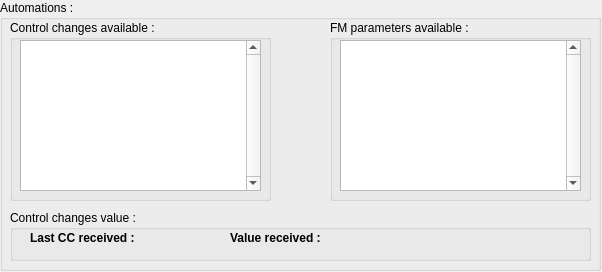
The window that interface/qautomation.ui (LasDesu/fb01editor) describes before a commit, drawn with Qt 5.
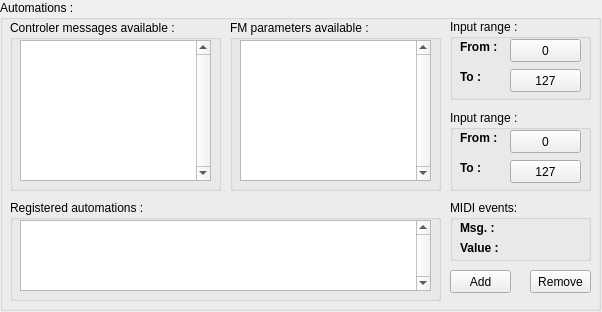
The same window after the commit. Custom widgets are drawn as their Qt base class.

Commit message: - Improving the automation system   (with input and output range and reverse feature)

What changed in the file:
```diff
--- a/interface/qautomation.ui
+++ b/interface/qautomation.ui
@@ -7,7 +7,7 @@
     <x>0</x>
     <y>0</y>
     <width>602</width>
-    <height>272</height>
+    <height>312</height>
    </rect>
   </property>
   <property name="windowTitle">
@@ -19,7 +19,7 @@
      <x>0</x>
      <y>0</y>
      <width>601</width>
-     <height>271</height>
+     <height>311</height>
     </rect>
    </property>
    <property name="title">
@@ -30,20 +30,20 @@
      <rect>
       <x>10</x>
       <y>20</y>
-      <width>261</width>
-      <height>181</height>
+      <width>211</width>
+      <height>171</height>
      </rect>
     </property>
     <property name="title">
-     <string>Control changes available :</string>
+     <string>Controler messages available :</string>
     </property>
     <widget class="QListWidget" name="listWidget_CCs">
      <property name="geometry">
       <rect>
        <x>10</x>
        <y>20</y>
-       <width>241</width>
-       <height>151</height>
+       <width>191</width>
+       <height>141</height>
       </rect>
      </property>
      <property name="verticalScrollBarPolicy">
@@ -60,10 +60,10 @@
    <widget class="QGroupBox" name="grpBox_parameters">
     <property name="geometry">
      <rect>
-      <x>330</x>
+      <x>230</x>
       <y>20</y>
-      <width>261</width>
-      <height>181</height>
+      <width>211</width>
+      <height>171</height>
      </rect>
     </property>
     <property name="title">
@@ -74,8 +74,8 @@
       <rect>
        <x>10</x>
        <y>20</y>
-       <width>241</width>
-       <height>151</height>
+       <width>191</width>
+       <height>141</height>
       </rect>
      </property>
      <property name="verticalScrollBarPolicy">
@@ -92,21 +92,21 @@
    <widget class="QGroupBox" name="grpBox_value">
     <property name="geometry">
      <rect>
-      <x>10</x>
-      <y>210</y>
-      <width>581</width>
-      <height>51</height>
+      <x>450</x>
+      <y>200</y>
+      <width>141</width>
+      <height>61</height>
      </rect>
     </property>
     <property name="title">
-     <string>Control changes value :</string>
+     <string>MIDI events:</string>
     </property>
     <widget class="QLabel" name="lbl_lastCC">
      <property name="geometry">
       <rect>
-       <x>20</x>
+       <x>10</x>
        <y>20</y>
-       <width>141</width>
+       <width>121</width>
        <height>16</height>
       </rect>
      </property>
@@ -117,15 +117,47 @@
       </font>
      </property>
      <property name="text">
-      <string>Last CC received :</string>
+      <string>Msg. :</string>
      </property>
     </widget>
     <widget class="QLabel" name="lbl_lastValue">
      <property name="geometry">
       <rect>
-       <x>220</x>
+       <x>10</x>
+       <y>40</y>
+       <width>121</width>
+       <height>16</height>
+      </rect>
+     </property>
+     <property name="font">
+      <font>
+       <weight>75</weight>
+       <bold>true</bold>
+      </font>
+     </property>
+     <property name="text">
+      <string>Value :</string>
+     </property>
+    </widget>
+   </widget>
+   <widget class="QGroupBox" name="grpBox_input">
+    <property name="geometry">
+     <rect>
+      <x>450</x>
+      <y>19</y>
+      <width>141</width>
+      <height>81</height>
+     </rect>
+    </property>
+    <property name="title">
+     <string>Input range :</string>
+    </property>
+    <widget class="QLabel" name="lbl_INFrom">
+     <property name="geometry">
+      <rect>
+       <x>10</x>
        <y>20</y>
-       <width>141</width>
+       <width>41</width>
        <height>16</height>
       </rect>
      </property>
@@ -136,12 +168,235 @@
       </font>
      </property>
      <property name="text">
-      <string>Value received :</string>
+      <string>From :</string>
      </property>
     </widget>
+    <widget class="QLabel" name="lbl_INTo">
+     <property name="geometry">
+      <rect>
+       <x>10</x>
+       <y>50</y>
+       <width>41</width>
+       <height>16</height>
+      </rect>
+     </property>
+     <property name="font">
+      <font>
+       <weight>75</weight>
+       <bold>true</bold>
+      </font>
+     </property>
+     <property name="text">
+      <string>To :</string>
+     </property>
+    </widget>
+    <widget class="QButton" name="but_INFrom">
+     <property name="geometry">
+      <rect>
+       <x>60</x>
+       <y>20</y>
+       <width>71</width>
+       <height>23</height>
+      </rect>
+     </property>
+     <property name="baseSize">
+      <size>
+       <width>0</width>
+       <height>127</height>
+      </size>
+     </property>
+     <property name="toolTip">
+      <string/>
+     </property>
+     <property name="text">
+      <string>0</string>
+     </property>
+    </widget>
+    <widget class="QButton" name="but_INTo">
+     <property name="geometry">
+      <rect>
+       <x>60</x>
+       <y>50</y>
+       <width>71</width>
+       <height>23</height>
+      </rect>
+     </property>
+     <property name="baseSize">
+      <size>
+       <width>0</width>
+       <height>127</height>
+      </size>
+     </property>
+     <property name="toolTip">
+      <string/>
+     </property>
+     <property name="text">
+      <string>127</string>
+     </property>
+    </widget>
+   </widget>
+   <widget class="QGroupBox" name="grpBox_output">
+    <property name="geometry">
+     <rect>
+      <x>450</x>
+      <y>110</y>
+      <width>141</width>
+      <height>81</height>
+     </rect>
+    </property>
+    <property name="title">
+     <string>Input range :</string>
+    </property>
+    <widget class="QLabel" name="lbl_OUTFrom">
+     <property name="geometry">
+      <rect>
+       <x>10</x>
+       <y>20</y>
+       <width>41</width>
+       <height>16</height>
+      </rect>
+     </property>
+     <property name="font">
+      <font>
+       <weight>75</weight>
+       <bold>true</bold>
+      </font>
+     </property>
+     <property name="text">
+      <string>From :</string>
+     </property>
+    </widget>
+    <widget class="QLabel" name="lbl_OUTTo">
+     <property name="geometry">
+      <rect>
+       <x>10</x>
+       <y>50</y>
+       <width>41</width>
+       <height>16</height>
+      </rect>
+     </property>
+     <property name="font">
+      <font>
+       <weight>75</weight>
+       <bold>true</bold>
+      </font>
+     </property>
+     <property name="text">
+      <string>To :</string>
+     </property>
+    </widget>
+    <widget class="QButton" name="but_OUTFrom">
+     <property name="geometry">
+      <rect>
+       <x>60</x>
+       <y>20</y>
+       <width>71</width>
+       <height>23</height>
+      </rect>
+     </property>
+     <property name="baseSize">
+      <size>
+       <width>0</width>
+       <height>127</height>
+      </size>
+     </property>
+     <property name="toolTip">
+      <string/>
+     </property>
+     <property name="text">
+      <string>0</string>
+     </property>
+    </widget>
+    <widget class="QButton" name="but_OUTTo">
+     <property name="geometry">
+      <rect>
+       <x>60</x>
+       <y>50</y>
+       <width>71</width>
+       <height>23</height>
+      </rect>
+     </property>
+     <property name="baseSize">
+      <size>
+       <width>0</width>
+       <height>127</height>
+      </size>
+     </property>
+     <property name="toolTip">
+      <string/>
+     </property>
+     <property name="text">
+      <string>127</string>
+     </property>
+    </widget>
+   </widget>
+   <widget class="QGroupBox" name="groupBox">
+    <property name="geometry">
+     <rect>
+      <x>10</x>
+      <y>200</y>
+      <width>431</width>
+      <height>101</height>
+     </rect>
+    </property>
+    <property name="title">
+     <string>Registered automations :</string>
+    </property>
+    <widget class="QListWidget" name="listWidget_autos">
+     <property name="geometry">
+      <rect>
+       <x>10</x>
+       <y>20</y>
+       <width>411</width>
+       <height>71</height>
+      </rect>
+     </property>
+     <property name="verticalScrollBarPolicy">
+      <enum>Qt::ScrollBarAlwaysOn</enum>
+     </property>
+     <property name="horizontalScrollBarPolicy">
+      <enum>Qt::ScrollBarAlwaysOff</enum>
+     </property>
+     <property name="selectionMode">
+      <enum>QAbstractItemView::SingleSelection</enum>
+     </property>
+    </widget>
+   </widget>
+   <widget class="QPushButton" name="pshBut_add">
+    <property name="geometry">
+     <rect>
+      <x>450</x>
+      <y>270</y>
+      <width>61</width>
+      <height>23</height>
+     </rect>
+    </property>
+    <property name="text">
+     <string>Add</string>
+    </property>
+   </widget>
+   <widget class="QPushButton" name="pshBut_remove">
+    <property name="geometry">
+     <rect>
+      <x>530</x>
+      <y>270</y>
+      <width>61</width>
+      <height>23</height>
+     </rect>
+    </property>
+    <property name="text">
+     <string>Remove</string>
+    </property>
    </widget>
   </widget>
  </widget>
+ <customwidgets>
+  <customwidget>
+   <class>QButton</class>
+   <extends>QPushButton</extends>
+   <header>interface/qbutton.h</header>
+  </customwidget>
+ </customwidgets>
  <resources/>
  <connections/>
 </ui>
```
Left out of the diff: 4 changed lines with no effect on the pictures. The commit also changes 8 other files.
